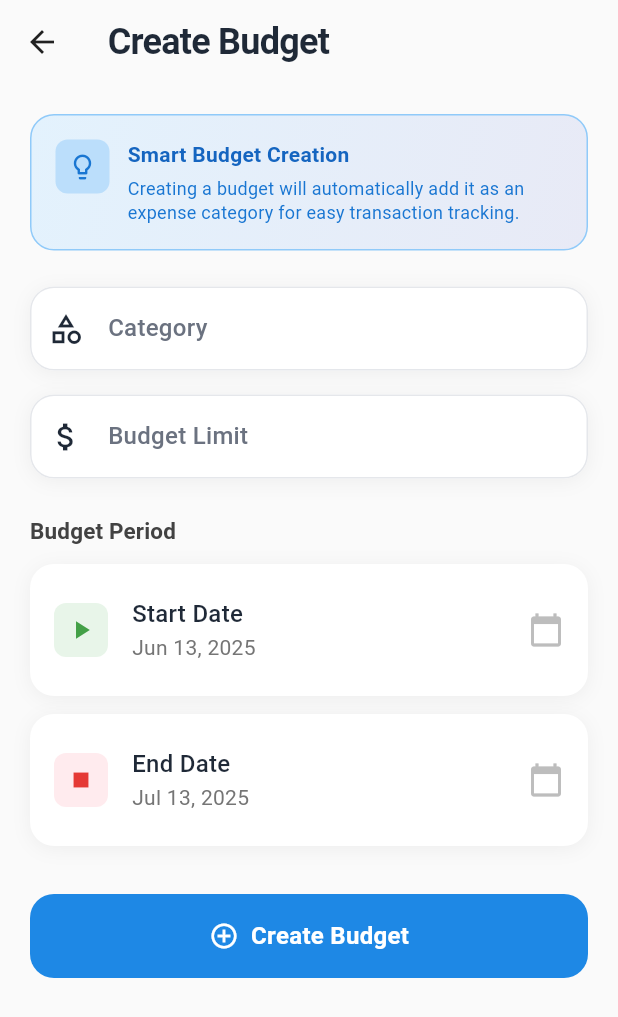
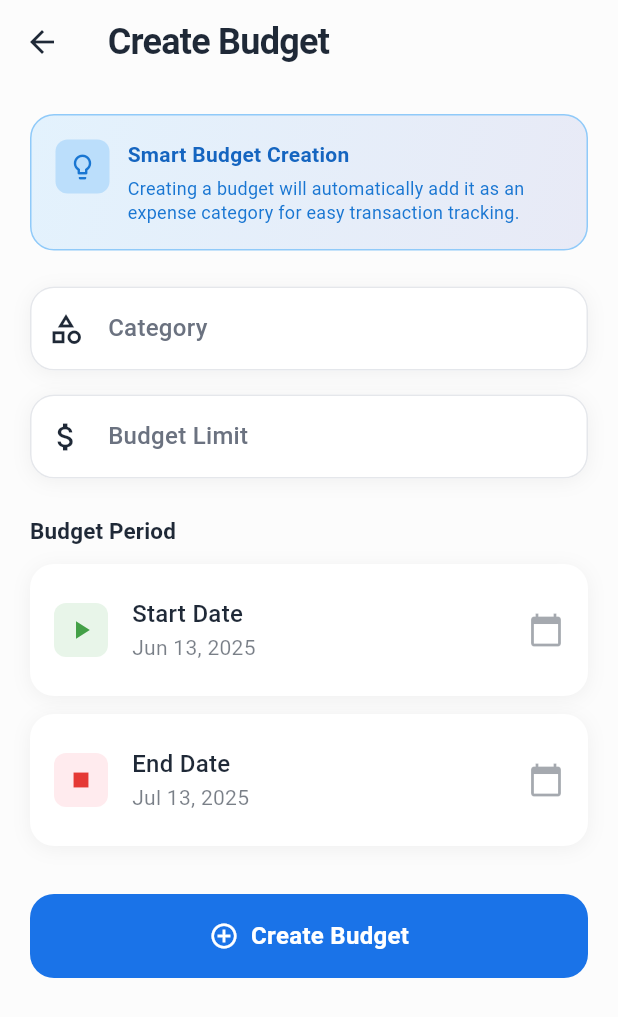
Before and after one commit to JoshClays/NIT3004-IT-Capstone-Project-2-Backup, a Flutter app: the AddBudgetScreen screen opened directly, on a phone screen of 412 x 824 dp. Shown: the top 1017 px of the screen. Run offline on Flutter 3.47's test engine with Material 3 defaults, Android fonts, the phone set to English and light mode, and no system bars; our stand-ins replace fl_chart, pdf, share_plus, shared_preferences, sqflite; accounts and stored records are empty.

Commit message:
Bug Fixed and Theme Updated

```diff
--- a/lib/screens/add_budget_screen.dart
+++ b/lib/screens/add_budget_screen.dart
@@ -135,8 +135,10 @@ class _AddBudgetScreenState extends State<AddBudgetScreen> {
 
   @override
   Widget build(BuildContext context) {
+    final isDark = Theme.of(context).brightness == Brightness.dark;
+
     return Scaffold(
-      backgroundColor: Colors.grey[50],
+      backgroundColor: Theme.of(context).scaffoldBackgroundColor,
       appBar: AppBar(
         title: Text(
           widget.budget == null ? 'Create Budget' : 'Edit Budget',
@@ -144,7 +146,7 @@ class _AddBudgetScreenState extends State<AddBudgetScreen> {
         ),
         backgroundColor: Colors.transparent,
         elevation: 0,
-        foregroundColor: Colors.black87,
+        foregroundColor: Theme.of(context).colorScheme.onSurface,
       ),
       body: SingleChildScrollView(
         padding: const EdgeInsets.all(20.0),
@@ -160,12 +162,16 @@ class _AddBudgetScreenState extends State<AddBudgetScreen> {
                   padding: const EdgeInsets.all(16),
                   decoration: BoxDecoration(
                     gradient: LinearGradient(
-                      colors: [Colors.blue.shade50, Colors.indigo.shade50],
+                      colors: isDark
+                        ? [Colors.blue.shade900.withOpacity(0.3), Colors.indigo.shade900.withOpacity(0.3)]
+                        : [Colors.blue.shade50, Colors.indigo.shade50],
                       begin: Alignment.topLeft,
                       end: Alignment.bottomRight,
                     ),
                     borderRadius: BorderRadius.circular(16),
-                    border: Border.all(color: Colors.blue.shade200),
+                    border: Border.all(
+                      color: isDark ? Colors.blue.shade700.withOpacity(0.5) : Colors.blue.shade200
+                    ),
                   ),
                   child: Row(
                     crossAxisAlignment: CrossAxisAlignment.start,
@@ -173,12 +179,12 @@ class _AddBudgetScreenState extends State<AddBudgetScreen> {
                       Container(
                         padding: const EdgeInsets.all(8),
                         decoration: BoxDecoration(
-                          color: Colors.blue.shade100,
+                          color: isDark ? Colors.blue.shade800.withOpacity(0.5) : Colors.blue.shade100,
                           borderRadius: BorderRadius.circular(8),
                         ),
                         child: Icon(
                           Icons.lightbulb_outline,
-                          color: Colors.blue.shade700,
+                          color: isDark ? Colors.blue.shade300 : Colors.blue.shade700,
                           size: 20,
                         ),
                       ),
@@ -191,7 +197,7 @@ class _AddBudgetScreenState extends State<AddBudgetScreen> {
                               'Smart Budget Creation',
                               style: TextStyle(
                                 fontWeight: FontWeight.w600,
-                                color: Colors.blue.shade800,
+                                color: isDark ? Colors.blue.shade200 : Colors.blue.shade800,
                                 fontSize: 14,
                               ),
                             ),
@@ -199,7 +205,7 @@ class _AddBudgetScreenState extends State<AddBudgetScreen> {
                             Text(
                               'Creating a budget will automatically add it as an expense category for easy transaction tracking.',
                               style: TextStyle(
-                                color: Colors.blue.shade700,
+                                color: isDark ? Colors.blue.shade300 : Colors.blue.shade700,
                                 fontSize: 12,
                                 height: 1.3,
                               ),
@@ -217,11 +223,13 @@ class _AddBudgetScreenState extends State<AddBudgetScreen> {
               // Category Field
               Container(
                 decoration: BoxDecoration(
-                  color: Colors.white,
+                  color: Theme.of(context).cardColor,
                   borderRadius: BorderRadius.circular(16),
                   boxShadow: [
                     BoxShadow(
-                      color: Colors.black.withOpacity(0.05),
+                      color: isDark
+                        ? Colors.black.withOpacity(0.3)
+                        : Colors.black.withOpacity(0.05),
                       blurRadius: 10,
                       offset: const Offset(0, 2),
                     ),
@@ -238,7 +246,7 @@ class _AddBudgetScreenState extends State<AddBudgetScreen> {
                       borderSide: BorderSide.none,
                     ),
                     filled: true,
-                    fillColor: Colors.white,
+                    fillColor: Theme.of(context).cardColor,
                     contentPadding: const EdgeInsets.symmetric(horizontal: 16, vertical: 16),
                   ),
                   textCapitalization: TextCapitalization.words,
@@ -255,11 +263,13 @@ class _AddBudgetScreenState extends State<AddBudgetScreen> {
               // Budget Limit Field
               Container(
                 decoration: BoxDecoration(
-                  color: Colors.white,
+                  color: Theme.of(context).cardColor,
                   borderRadius: BorderRadius.circular(16),
                   boxShadow: [
                     BoxShadow(
-                      color: Colors.black.withOpacity(0.05),
+                      color: isDark
+                        ? Colors.black.withOpacity(0.3)
+                        : Colors.black.withOpacity(0.05),
                       blurRadius: 10,
                       offset: const Offset(0, 2),
                     ),
@@ -277,7 +287,7 @@ class _AddBudgetScreenState extends State<AddBudgetScreen> {
                       borderSide: BorderSide.none,
                     ),
                     filled: true,
-                    fillColor: Colors.white,
+                    fillColor: Theme.of(context).cardColor,
                     contentPadding: const EdgeInsets.symmetric(horizontal: 16, vertical: 16),
                   ),
                   validator: (value) {
@@ -298,7 +308,7 @@ class _AddBudgetScreenState extends State<AddBudgetScreen> {
                 'Budget Period',
                 style: Theme.of(context).textTheme.titleMedium?.copyWith(
                   fontWeight: FontWeight.w600,
-                  color: Colors.grey[800],
+                  color: Theme.of(context).colorScheme.onSurface,
                 ),
               ),
               const SizedBox(height: 12),
@@ -306,11 +316,13 @@ class _AddBudgetScreenState extends State<AddBudgetScreen> {
               // Start Date
               Container(
                 decoration: BoxDecoration(
-                  color: Colors.white,
+                  color: Theme.of(context).cardColor,
                   borderRadius: BorderRadius.circular(16),
                   boxShadow: [
                     BoxShadow(
-                      color: Colors.black.withOpacity(0.05),
+                      color: isDark
+                        ? Colors.black.withOpacity(0.3)
+                        : Colors.black.withOpacity(0.05),
                       blurRadius: 10,
                       offset: const Offset(0, 2),
                     ),
@@ -321,12 +333,12 @@ class _AddBudgetScreenState extends State<AddBudgetScreen> {
                   leading: Container(
                     padding: const EdgeInsets.all(8),
                     decoration: BoxDecoration(
-                      color: Colors.green.shade50,
+                      color: isDark ? Colors.green.shade800.withOpacity(0.5) : Colors.green.shade50,
                       borderRadius: BorderRadius.circular(8),
                     ),
                     child: Icon(
                       Icons.play_arrow,
-                      color: Colors.green.shade600,
+                      color: isDark ? Colors.green.shade300 : Colors.green.shade600,
                       size: 20,
                     ),
                   ),
@@ -336,9 +348,9 @@ class _AddBudgetScreenState extends State<AddBudgetScreen> {
                   ),
                   subtitle: Text(
                     DateFormat('MMM dd, yyyy').format(_startDate),
-                    style: TextStyle(color: Colors.grey[600]),
+                    style: TextStyle(color: Theme.of(context).colorScheme.onSurface.withOpacity(0.6)),
                   ),
-                  trailing: Icon(Icons.calendar_today, color: Colors.grey[400]),
+                  trailing: Icon(Icons.calendar_today, color: Theme.of(context).colorScheme.onSurface.withOpacity(0.4)),
                   onTap: () => _selectStartDate(context),
                 ),
               ),
@@ -347,11 +359,13 @@ class _AddBudgetScreenState extends State<AddBudgetScreen> {
               // End Date
               Container(
                 decoration: BoxDecoration(
-                  color: Colors.white,
+                  color: Theme.of(context).cardColor,
                   borderRadius: BorderRadius.circular(16),
                   boxShadow: [
                     BoxShadow(
-                      color: Colors.black.withOpacity(0.05),
+                      color: isDark
+                        ? Colors.black.withOpacity(0.3)
+                        : Colors.black.withOpacity(0.05),
                       blurRadius: 10,
                       offset: const Offset(0, 2),
                     ),
@@ -362,12 +376,12 @@ class _AddBudgetScreenState extends State<AddBudgetScreen> {
                   leading: Container(
                     padding: const EdgeInsets.all(8),
                     decoration: BoxDecoration(
-                      color: Colors.red.shade50,
+                      color: isDark ? Colors.red.shade800.withOpacity(0.5) : Colors.red.shade50,
                       borderRadius: BorderRadius.circular(8),
                     ),
                     child: Icon(
                       Icons.stop,
-                      color: Colors.red.shade600,
+                      color: isDark ? Colors.red.shade300 : Colors.red.shade600,
                       size: 20,
                     ),
                   ),
@@ -377,9 +391,9 @@ class _AddBudgetScreenState extends State<AddBudgetScreen> {
                   ),
                   subtitle: Text(
                     DateFormat('MMM dd, yyyy').format(_endDate),
-                    style: TextStyle(color: Colors.grey[600]),
+                    style: TextStyle(color: Theme.of(context).colorScheme.onSurface.withOpacity(0.6)),
                   ),
-                  trailing: Icon(Icons.calendar_today, color: Colors.grey[400]),
+                  trailing: Icon(Icons.calendar_today, color: Theme.of(context).colorScheme.onSurface.withOpacity(0.4)),
                   onTap: () => _selectEndDate(context),
                 ),
               ),
@@ -392,7 +406,7 @@ class _AddBudgetScreenState extends State<AddBudgetScreen> {
                 child: ElevatedButton(
                   onPressed: _isLoading ? null : _saveBudget,
                   style: ElevatedButton.styleFrom(
-                    backgroundColor: Colors.blue.shade600,
+                    backgroundColor: Theme.of(context).primaryColor,
                     foregroundColor: Colors.white,
                     shape: RoundedRectangleBorder(
                       borderRadius: BorderRadius.circular(16),
--- a/lib/screens/transaction_list_screen.dart
+++ b/lib/screens/transaction_list_screen.dart
@@ -48,12 +48,15 @@ class TransactionListScreenState extends State<TransactionListScreen> {
 
       if (user != null) {
         final transactions = await DatabaseService.instance.getTransactions(user.id!);
+        print('TransactionListScreen: Loaded ${transactions.length} transactions for user ${user.id}');
         setState(() {
           _allTransactions = transactions;
           _filteredTransactions = transactions;
           _isLoading = false;
         });
+        _applyFilters(); // Apply any existing filters
       } else {
+        print('TransactionListScreen: No user session found');
         setState(() {
           _allTransactions = [];
           _filteredTransactions = [];
@@ -66,6 +69,7 @@ class TransactionListScreenState extends State<TransactionListScreen> {
         }
       }
     } catch (e) {
+      print('TransactionListScreen: Error loading transactions: $e');
       setState(() {
         _isLoading = false;
       });
@@ -654,6 +658,7 @@ class TransactionListScreenState extends State<TransactionListScreen> {
 
   // Public method to refresh transactions from external calls
   void refreshTransactions() {
+    print('TransactionListScreen: refreshTransactions() called');
     _refreshTransactions();
   }
 
```
Also changed, not shown: lib/screens/auth/confirmation_screen.dart (+7 -7 lines), lib/screens/auth/login.dart (+13 -13 lines), lib/screens/auth/register.dart (+11 -11 lines), lib/screens/home_screen.dart (+10 -8 lines), lib/screens/main_navigation_screen.dart (+35 -1 lines), 1 other file.
